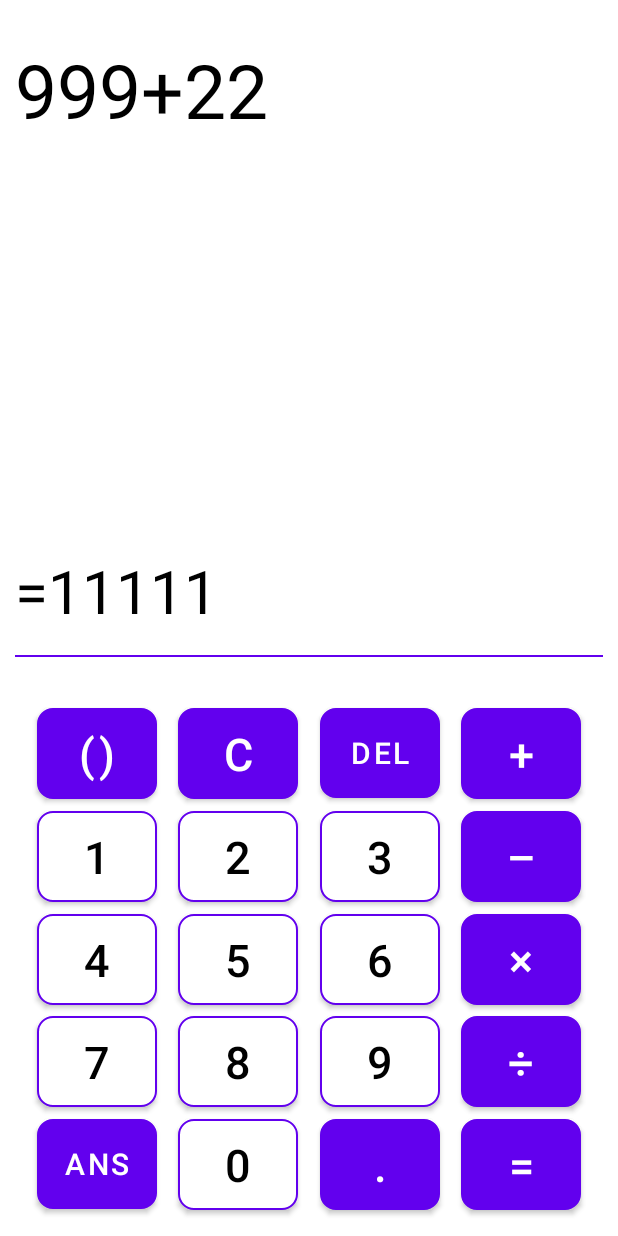
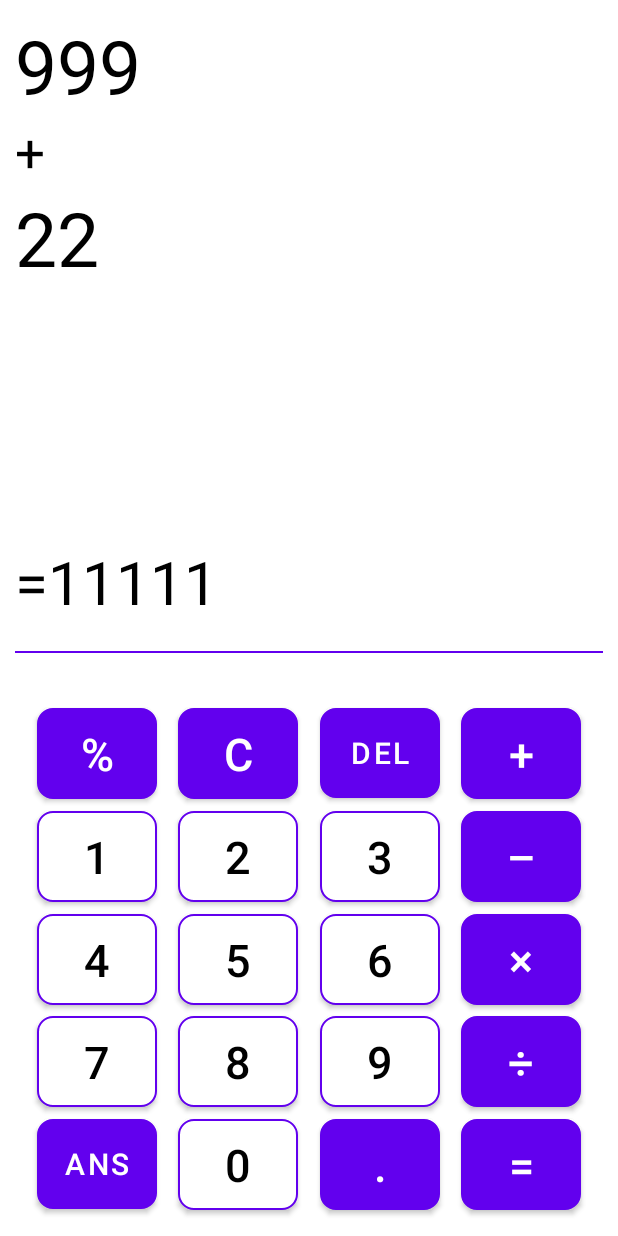
Before and after one commit to buixuandinh711/CalculatorDemo, an Android app: the screen it shows after launch (MainActivity), on a phone screen of 412 x 824 dp. Run offline under Robolectric (Android 15) with nearby library versions, the phone set to English and light mode, and no system bars.

Commit message:
modify input field and change bracket button to percent button

```diff
--- a/app/src/main/res/layout/activity_main.xml
+++ b/app/src/main/res/layout/activity_main.xml
@@ -5,19 +5,41 @@
     android:layout_width="match_parent"
     android:layout_height="match_parent"
     android:padding="10dp"
+    android:paddingEnd="10dp"
     tools:context=".MainActivity">
 
     <TextView
-        android:id="@+id/textViewInput"
+        android:id="@+id/textViewFirstArg"
         android:layout_width="0dp"
-        android:layout_height="200dp"
-        android:layout_marginTop="16dp"
-        android:text="999+22"
+        android:layout_height="wrap_content"
+        android:text="999"
         android:textColor="@color/black"
         android:textSize="50sp"
         app:layout_constraintEnd_toEndOf="parent"
         app:layout_constraintStart_toStartOf="parent"
         app:layout_constraintTop_toTopOf="parent" />
+
+    <TextView
+        android:id="@+id/textViewOperator"
+        android:layout_width="0dp"
+        android:layout_height="wrap_content"
+        android:text="+"
+        android:textColor="@color/black"
+        android:textSize="35sp"
+        app:layout_constraintEnd_toEndOf="parent"
+        app:layout_constraintStart_toStartOf="parent"
+        app:layout_constraintTop_toBottomOf="@id/textViewFirstArg" />
+
+    <TextView
+        android:id="@+id/textViewSecondArg"
+        android:layout_width="0dp"
+        android:layout_height="wrap_content"
+        android:text="22"
+        android:textColor="@color/black"
+        android:textSize="50sp"
+        app:layout_constraintEnd_toEndOf="parent"
+        app:layout_constraintStart_toStartOf="parent"
+        app:layout_constraintTop_toBottomOf="@id/textViewOperator" />
 
     <TextView
         android:id="@+id/textViewResult"
@@ -28,16 +50,17 @@
         android:textSize="40sp"
         app:layout_constraintBottom_toTopOf="@+id/guidelineTop"
         app:layout_constraintStart_toStartOf="parent"
-        app:layout_constraintTop_toBottomOf="@+id/textViewInput"
+        app:layout_constraintTop_toBottomOf="@+id/textViewSecondArg"
         app:layout_constraintVertical_bias="0.81" />
 
 
     <View
+        android:id="@+id/line"
         android:layout_width="match_parent"
         android:layout_height="1dp"
         android:background="@color/purple_500"
         app:layout_constraintBottom_toTopOf="@id/guidelineTop"
-        app:layout_constraintTop_toBottomOf="@id/textViewResult"/>
+        app:layout_constraintTop_toBottomOf="@id/textViewResult" />
 
     <androidx.constraintlayout.widget.Guideline
         android:id="@+id/guidelineTop"
@@ -53,7 +76,7 @@
         android:layout_width="wrap_content"
         android:layout_height="wrap_content"
         android:layout_marginTop="10dp"
-        android:text="@string/bracket"
+        android:text="@string/percent"
         app:backgroundTint="@null"
         app:layout_constraintBottom_toTopOf="@+id/button1"
         app:layout_constraintEnd_toStartOf="@+id/buttonClear"
@@ -321,5 +344,4 @@
         app:layout_constraintTop_toTopOf="@+id/buttonDot" />
 
 
-
 </androidx.constraintlayout.widget.ConstraintLayout>
--- a/app/src/main/res/values/strings.xml
+++ b/app/src/main/res/values/strings.xml
@@ -11,7 +11,7 @@
     <string name="number_8">8</string>
     <string name="number_9">9</string>
 
-    <string name="bracket">()</string>
+    <string name="percent">%</string>
     <string name="clear">C</string>
     <string name="delete">DEL</string>
     <string name="add">+</string>
```
